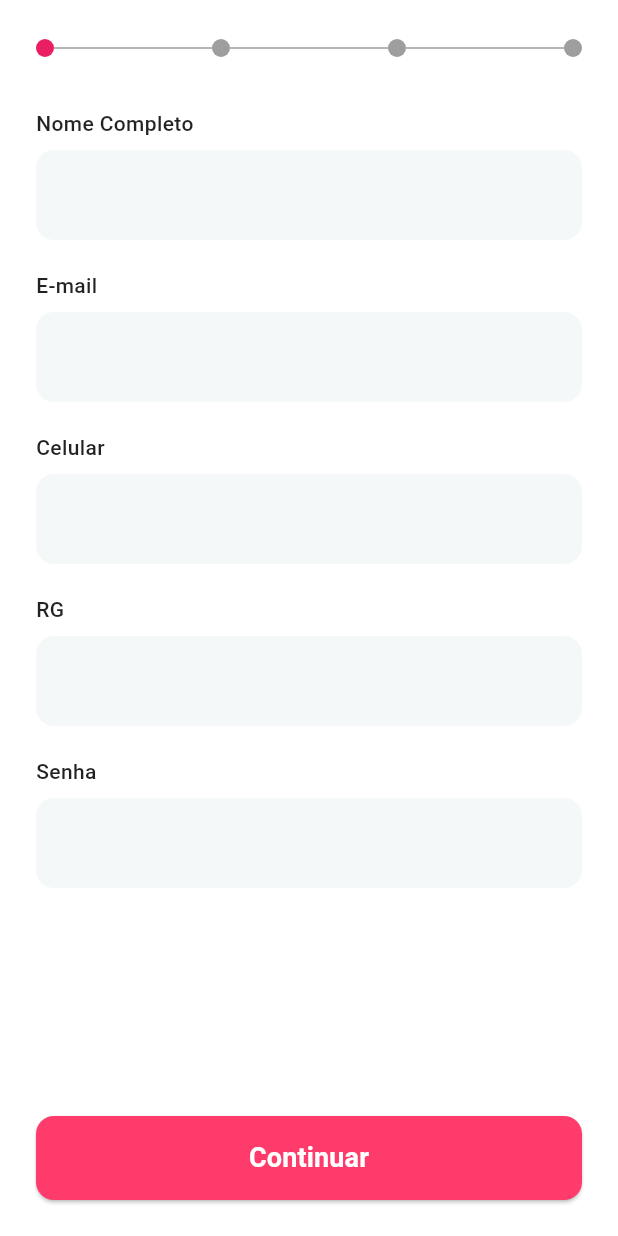
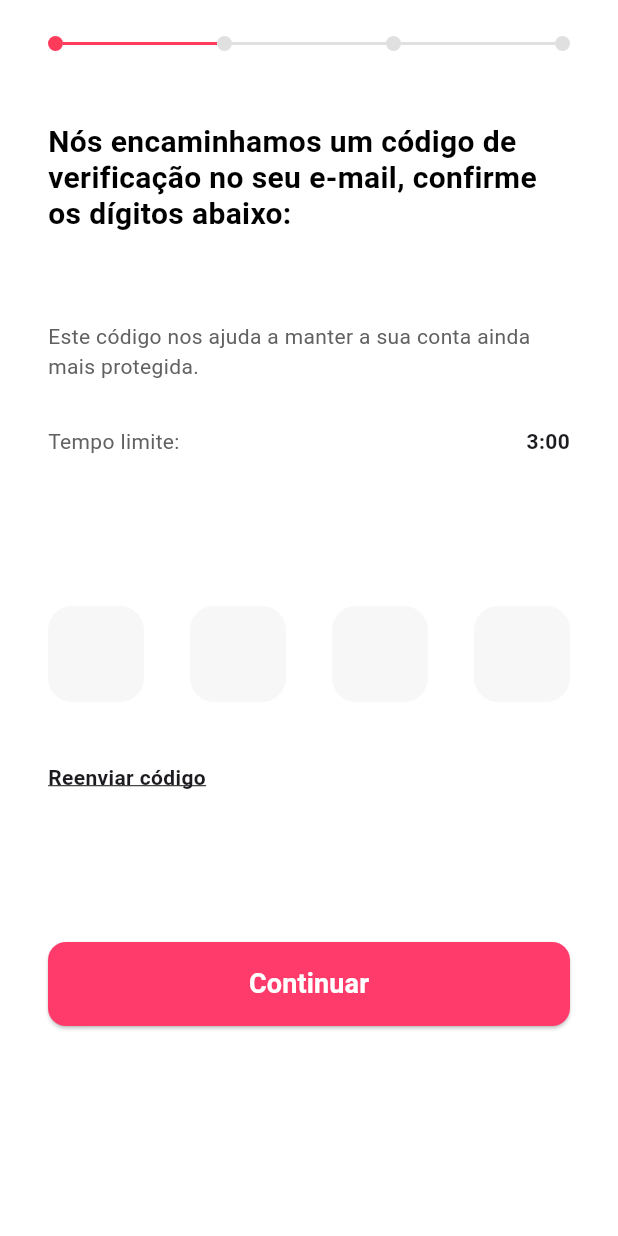
Before and after one commit to MarianiReis/PrototypeApp.V1, a Flutter app: the RegistroPage screen opened directly, after a tap on "Continuar", on a phone screen of 412 x 824 dp. Run offline on Flutter 3.47's test engine with Material 3 defaults, Android fonts, the phone set to English and light mode, and no system bars; drawn by our look-alikes of pin_code_fields; our stand-ins replace mask_text_input_formatter.

Commit message:
Feat: Página de Verificação de Código.

```diff
--- a/lib/presentation/pages/RegistroPage.dart
+++ b/lib/presentation/pages/RegistroPage.dart
@@ -2,63 +2,69 @@ import 'package:flutter/material.dart';
 import 'package:flutter/services.dart';
 import 'package:mask_text_input_formatter/mask_text_input_formatter.dart';
 import '../widgets/CustomButton.dart';
+import 'VerificacaoCodigoPage.dart';
 
 class RegistroPage extends StatelessWidget {
   const RegistroPage({super.key});
 
-
   @override
   Widget build(BuildContext context) {
-
     var maskCelular = MaskTextInputFormatter(mask: '(##) #####-####', filter: {"#": RegExp(r'[0-9]')});
     var maskRG = MaskTextInputFormatter(mask: '##.###.###-#', filter: {"#": RegExp(r'[0-9]')});
 
     return Scaffold(
       backgroundColor: Colors.white,
       body: SafeArea(
-        child: Padding(
+        child: LayoutBuilder(
+          builder: (context, constraints) {
+            return SingleChildScrollView(
               padding: const EdgeInsets.all(24.0),
+              child: ConstrainedBox(
+                constraints: BoxConstraints(minHeight: constraints.maxHeight - 48),
+                child: IntrinsicHeight(
                   child: Column(
+                    crossAxisAlignment: CrossAxisAlignment.start,
                     children: [
                       Row(
                         children: [
-                  CircleAvatar(radius: 6, backgroundColor: Colors.pink),
-                  Expanded(child: Divider(color: Colors.grey)),
-                  CircleAvatar(radius: 6, backgroundColor: Colors.grey),
-                  Expanded(child: Divider(color: Colors.grey)),
-                  CircleAvatar(radius: 6, backgroundColor: Colors.grey),
-                  Expanded(child: Divider(color: Colors.grey)),
-                  CircleAvatar(radius: 6, backgroundColor: Colors.grey),
+                          const CircleAvatar(radius: 6, backgroundColor: Colors.pink),
+                          const Expanded(child: Divider(color: Colors.grey, thickness: 1)),
+                          CircleAvatar(radius: 6, backgroundColor: Colors.grey[300]),
+                          const Expanded(child: Divider(color: Colors.grey, thickness: 1)),
+                          CircleAvatar(radius: 6, backgroundColor: Colors.grey[300]),
+                          const Expanded(child: Divider(color: Colors.grey, thickness: 1)),
+                          CircleAvatar(radius: 6, backgroundColor: Colors.grey[300]),
                         ],
                       ),
-              SizedBox(height: 32),
-
+                      const SizedBox(height: 32),
 
                       _buildTextField('Nome Completo'),
                       const SizedBox(height: 20),
-
                       _buildTextField('E-mail'),
                       const SizedBox(height: 20),
-
-              _buildTextField('Celular', keyboardType: TextInputType.phone,inputFormatters: [maskCelular],),
+                      _buildTextField('Celular', keyboardType: TextInputType.phone, inputFormatters: [maskCelular]),
                       const SizedBox(height: 20),
-
-              _buildTextField('RG', keyboardType: TextInputType.number, inputFormatters: [maskRG],),
+                      _buildTextField('RG', keyboardType: TextInputType.number, inputFormatters: [maskRG]),
                       const SizedBox(height: 20),
-
-              _buildTextField('Senha', isPassword: true,),
-              const SizedBox(height: 20),
+                      _buildTextField('Senha', isPassword: true),
 
                       const Spacer(),
 
                       CustomButton(
                         text: 'Continuar',
                         onPressed: () {
-                  print("Indo para o cadastro...");
+                          Navigator.push(
+                            context,
+                            MaterialPageRoute(builder: (context) => const VerificacaoCodigoPage())
+                          );
                         },
                       ),
                     ],
                   ),
+                ),
+              ),
+            );
+          },
         ),
       ),
     );
--- /dev/null
+++ b/lib/presentation/pages/VerificacaoCodigoPage.dart
@@ -0,0 +1,114 @@
+import 'package:flutter/material.dart';
+import 'package:pin_code_fields/pin_code_fields.dart';
+import '../widgets/CustomButton.dart';
+
+class VerificacaoCodigoPage extends StatelessWidget {
+  const VerificacaoCodigoPage({super.key});
+
+  @override
+  Widget build(BuildContext context) {
+    // Cor exata aproximada do protótipo
+    const primaryPink = Color(0xFFFF3B5C);
+
+    return Scaffold(
+      backgroundColor: Colors.white,
+      body: SafeArea(
+        // O SingleChildScrollView resolve o erro de listras amarelas (Overflow)
+        child: SingleChildScrollView(
+          padding: const EdgeInsets.symmetric(horizontal: 32.0, vertical: 24.0),
+          child: Column(
+            crossAxisAlignment: CrossAxisAlignment.start,
+            children: [
+              Row(
+                children: [
+                  const CircleAvatar(radius: 5, backgroundColor: primaryPink),
+                  Expanded(child: Container(height: 2, color: primaryPink)),
+                  CircleAvatar(radius: 5, backgroundColor: Colors.grey[300]),
+                  Expanded(child: Container(height: 2, color: Colors.grey[300])),
+                  CircleAvatar(radius: 5, backgroundColor: Colors.grey[300]),
+                  Expanded(child: Container(height: 2, color: Colors.grey[300])),
+                  CircleAvatar(radius: 5, backgroundColor: Colors.grey[300]),
+                ],
+              ),
+              const SizedBox(height: 48),
+
+              const Text(
+                'Nós encaminhamos um código de verificação no seu e-mail, confirme os dígitos abaixo:',
+                style: TextStyle(
+                  fontSize: 20,
+                  fontWeight: FontWeight.bold,
+                  height: 1.2,
+                  color: Colors.black,
+                ),
+              ),
+              const SizedBox(height: 60),
+
+              // 3. Textos Auxiliares
+              Text(
+                'Este código nos ajuda a manter a sua conta ainda mais protegida.',
+                style: TextStyle(color: Colors.grey[700], fontSize: 14),
+              ),
+              const SizedBox(height: 30),
+
+              Row(
+                mainAxisAlignment: MainAxisAlignment.spaceBetween,
+                children: [
+                  Text('Tempo limite:', style: TextStyle(color: Colors.grey[700])),
+                  const Text('3:00', style: TextStyle(fontWeight: FontWeight.bold)),
+                ],
+              ),
+              const SizedBox(height: 100),
+
+              // 4. Pin Code Field (Ajustado para o estilo "Box Clean")
+              PinCodeTextField(
+                appContext: context,
+                length: 4,
+                onChanged: (value) {},
+                keyboardType: TextInputType.number,
+                cursorColor: Colors.grey,
+                pinTheme: PinTheme(
+                  shape: PinCodeFieldShape.box,
+                  borderRadius: BorderRadius.circular(16),
+                  fieldHeight: 64,
+                  fieldWidth: 64,
+                  borderWidth: 0,
+                  activeFillColor: const Color(0xFFF7F7F7),
+                  inactiveFillColor: const Color(0xFFF7F7F7),
+                  selectedFillColor: const Color(0xFFF2F2F2),
+                  activeColor: Colors.transparent,
+                  inactiveColor: Colors.transparent,
+                  selectedColor: primaryPink.withOpacity(0.2),
+                ),
+                enableActiveFill: true,
+              ),
+              const SizedBox(height: 24),
+
+              // 5. Reenviar código
+              GestureDetector(
+                onTap: () {},
+                child: const Text(
+                  'Reenviar código',
+                  style: TextStyle(
+                    decoration: TextDecoration.underline,
+                    fontWeight: FontWeight.w600,
+                    fontSize: 14,
+                  ),
+                ),
+              ),
+
+              const SizedBox(height: 100),
+
+              CustomButton(
+                    text: 'Continuar',
+                    onPressed: () {
+                    print('');
+                },
+              ),
+
+            ],
+          ),
+        ),
+      ),
+    );
+  }
+}
--- a/lib/presentation/pages/WelcomePage.dart
+++ b/lib/presentation/pages/WelcomePage.dart
@@ -1,7 +1,6 @@
 import 'package:flutter/material.dart';
 import '../widgets/CustomButton.dart';
 import 'RegistroPage.dart';
-
 class WelcomePage extends StatelessWidget {
   const WelcomePage({super.key});
 
@@ -10,8 +9,13 @@ class WelcomePage extends StatelessWidget {
     return Scaffold(
       backgroundColor: Colors.white,
       body: SafeArea(
-        child: Padding(
+        child: LayoutBuilder(
+          builder: (context, constraints) {
+            return SingleChildScrollView(
               padding: const EdgeInsets.symmetric(horizontal: 30.0, vertical: 40.0),
+              child: ConstrainedBox(
+                constraints: BoxConstraints(minHeight: constraints.maxHeight - 80),
+                child: IntrinsicHeight(
                   child: Column(
                     crossAxisAlignment: CrossAxisAlignment.start,
                     children: [
@@ -19,7 +23,8 @@ class WelcomePage extends StatelessWidget {
                         'Seja bem vindo(a)! Vamos dar início ao seu cadastro?',
                         style: TextStyle(fontSize: 22, fontWeight: FontWeight.bold, height: 1.2),
                       ),
-              const Spacer(),
+
+                      const SizedBox(height: 40),
 
                       _buildInfoItem(Icons.shield_outlined, 'Este é um ambiente seguro e seus dados e informações pessoais serão protegidos'),
                       const SizedBox(height: 30),
@@ -34,12 +39,16 @@ class WelcomePage extends StatelessWidget {
                         onPressed: () {
                           Navigator.push(
                             context,
-                    MaterialPageRoute(builder: (context) => RegistroPage())
+                            MaterialPageRoute(builder: (context) => const RegistroPage())
                           );
                         },
                       ),
                     ],
                   ),
+                ),
+              ),
+            );
+          }
         ),
       ),
     );
--- a/pubspec.yaml
+++ b/pubspec.yaml
@@ -30,11 +30,9 @@ environment:
 dependencies:
   flutter:
     sdk: flutter
-
-  # The following adds the Cupertino Icons font to your application.
-  # Use with the CupertinoIcons class for iOS style icons.
   cupertino_icons: ^1.0.8
   mask_text_input_formatter: ^2.9.0
+  pin_code_fields: ^8.0.0
 
 dev_dependencies:
   flutter_test:
```
Also changed, not shown: pubspec.lock. Lines whose indentation alone changed are shown as unchanged.
